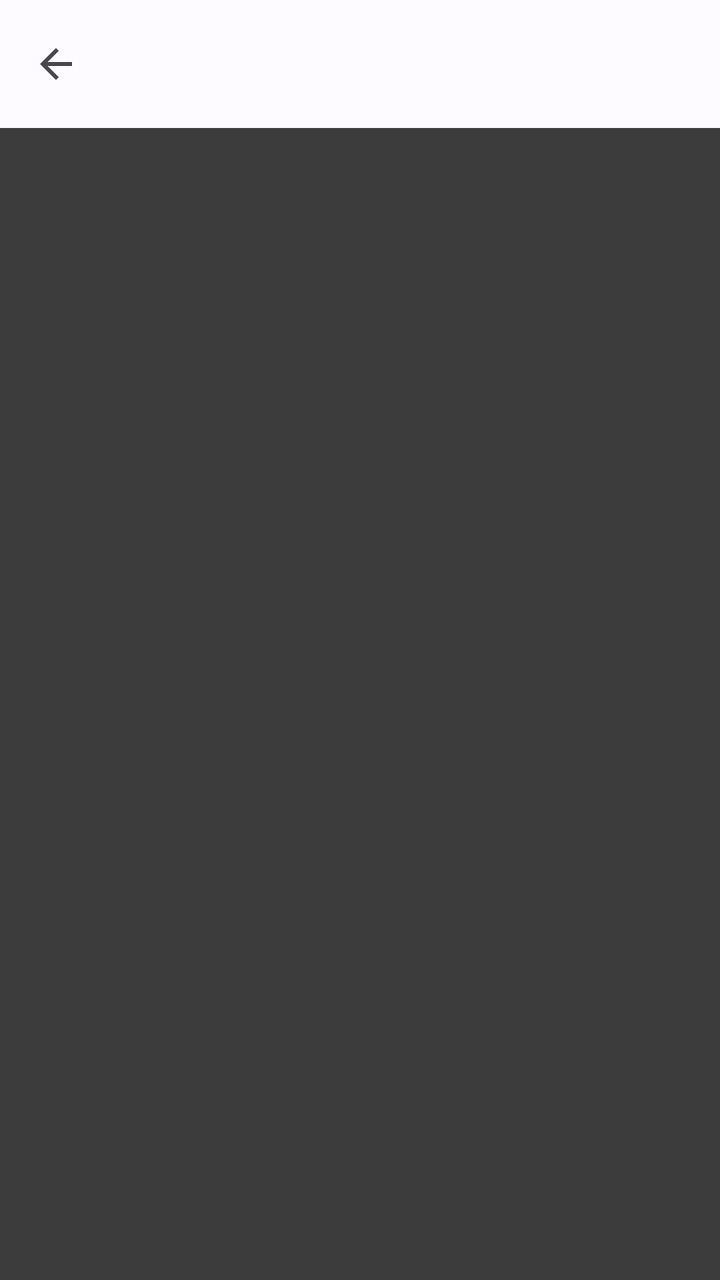
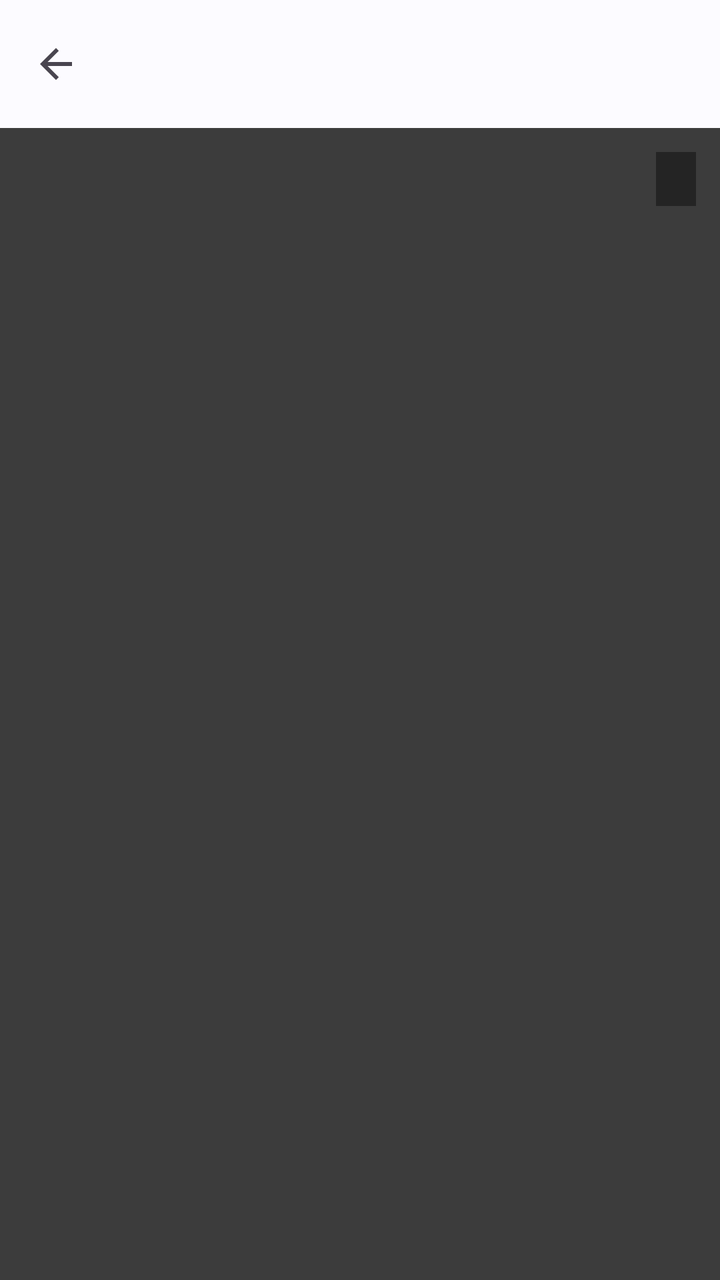

The first picture is an Android layout as it rendered before a commit; the second is the same layout after the commit. The layout source and the unified diff follow.
<!-- AndroidManifest.xml: application theme Theme.ScanWhirl -->
<!-- res/layout/activity_pdf_viewer.xml -->
<?xml version="1.0" encoding="utf-8"?>
<LinearLayout xmlns:android="http://schemas.android.com/apk/res/android"
    xmlns:app="http://schemas.android.com/apk/res-auto"
    android:layout_width="match_parent"
    android:layout_height="match_parent"
    android:orientation="vertical">

    <com.google.android.material.appbar.AppBarLayout
        android:layout_width="match_parent"
        android:layout_height="wrap_content">

        <com.google.android.material.appbar.MaterialToolbar
            android:id="@+id/toolbar"
            android:layout_width="match_parent"
            android:layout_height="?attr/actionBarSize"
            app:navigationIcon="?attr/homeAsUpIndicator"
            app:titleTextColor="?attr/colorOnSurface" />
    </com.google.android.material.appbar.AppBarLayout>

    <androidx.recyclerview.widget.RecyclerView
        android:id="@+id/pdfPager"
        android:layout_width="match_parent"
        android:layout_height="0dp"
        android:layout_weight="1"
        android:background="#FF3C3C3C"
        android:clipToPadding="false"
        android:paddingVertical="8dp"
        android:scrollbars="none" />

    <FrameLayout
        android:id="@+id/zoomOverlay"
        android:layout_width="match_parent"
        android:layout_height="match_parent"
        android:background="#FF1B1B1B"
        android:visibility="gone">

        <com.scanwhirl.app.ui.ZoomableImageView
            android:id="@+id/zoomImage"
            android:layout_width="match_parent"
            android:layout_height="match_parent"
            android:contentDescription="@null" />

        <ImageButton
            android:id="@+id/btnZoomClose"
            android:layout_width="48dp"
            android:layout_height="48dp"
            android:layout_gravity="top|start"
            android:layout_margin="8dp"
            android:background="?attr/selectableItemBackgroundBorderless"
            android:contentDescription="@string/close"
            android:src="@drawable/ic_close"
            app:tint="#FFFFFFFF" />
    </FrameLayout>
</LinearLayout>
<!-- resources referenced by this layout -->
<resources>
  <!-- drawable ic_close (drawable) -->
  <vector xmlns:android="http://schemas.android.com/apk/res/android"
      android:width="24dp"
      android:height="24dp"
      android:viewportWidth="24"
      android:viewportHeight="24"
      android:tint="?attr/colorControlNormal">
      <path
          android:fillColor="@android:color/white"
          android:pathData="M19,6.41L17.59,5 12,10.59 6.41,5 5,6.41 10.59,12 5,17.59 6.41,19 12,13.41 17.59,19 19,17.59 13.41,12z" />
  </vector>
  <string name="close">Close</string>
  <style name="Theme.ScanWhirl" parent="Theme.Material3.DayNight.NoActionBar">
          <item name="colorPrimary">@color/sf_primary</item>
          <item name="colorOnPrimary">@color/sf_on_primary</item>
          <item name="colorPrimaryContainer">@color/sf_primary_container</item>
          <item name="colorOnPrimaryContainer">@color/sf_on_primary_container</item>
          <item name="colorSecondaryContainer">@color/sf_secondary_container</item>
          <item name="colorOnSecondaryContainer">@color/sf_on_secondary_container</item>
          <item name="android:colorBackground">@color/sf_background</item>
          <item name="colorSurface">@color/sf_surface</item>
          <item name="colorOnSurface">@color/sf_on_surface</item>
          <item name="colorSurfaceContainer">@color/sf_surface</item>
          <item name="android:statusBarColor">@color/sf_surface</item>
          <item name="android:navigationBarColor">@color/sf_background</item>
          <item name="android:windowLightStatusBar">true</item>
      </style>
  <color name="sf_primary">#1565C0</color>
  <color name="sf_on_primary">#FFFFFF</color>
  <color name="sf_primary_container">#D6E3FF</color>
  <color name="sf_on_primary_container">#001B3F</color>
  <color name="sf_secondary_container">#DDE7FF</color>
  <color name="sf_on_secondary_container">#001B41</color>
  <color name="sf_background">#FDFBFF</color>
  <color name="sf_surface">#FDFBFF</color>
  <color name="sf_on_surface">#1A1B20</color>
</resources>

<!-- the commit's change to res/layout/activity_pdf_viewer.xml (unified diff, before → after) -->
@@ -7,7 +7,8 @@
 
     <com.google.android.material.appbar.AppBarLayout
         android:layout_width="match_parent"
-        android:layout_height="wrap_content">
+        android:layout_height="wrap_content"
+        android:background="@color/sf_appbar">
 
         <com.google.android.material.appbar.MaterialToolbar
             android:id="@+id/toolbar"
@@ -17,15 +18,32 @@
             app:titleTextColor="?attr/colorOnSurface" />
     </com.google.android.material.appbar.AppBarLayout>
 
-    <androidx.recyclerview.widget.RecyclerView
-        android:id="@+id/pdfPager"
+    <FrameLayout
         android:layout_width="match_parent"
         android:layout_height="0dp"
-        android:layout_weight="1"
-        android:background="#FF3C3C3C"
-        android:clipToPadding="false"
-        android:paddingVertical="8dp"
-        android:scrollbars="none" />
+        android:layout_weight="1">
+
+        <androidx.recyclerview.widget.RecyclerView
+            android:id="@+id/pdfPager"
+            android:layout_width="match_parent"
+            android:layout_height="match_parent"
+            android:background="#FF3C3C3C"
+            android:clipToPadding="false"
+            android:paddingVertical="8dp"
+            android:scrollbars="none" />
+
+        <TextView
+            android:id="@+id/pdfPageIndicator"
+            android:layout_width="wrap_content"
+            android:layout_height="wrap_content"
+            android:layout_gravity="top|end"
+            android:layout_margin="12dp"
+            android:background="#66000000"
+            android:paddingHorizontal="10dp"
+            android:paddingVertical="4dp"
+            android:textColor="#FFFFFFFF"
+            android:textSize="14sp" />
+    </FrameLayout>
 
     <FrameLayout
         android:id="@+id/zoomOverlay"
<!-- resource entries referenced after the edit -->
@@ -1,5 +1,6 @@
 <!-- resources referenced by this layout -->
 <resources>
+  <color name="sf_appbar">#B3FDFBFF</color>
   <!-- drawable ic_close (drawable) -->
   <vector xmlns:android="http://schemas.android.com/apk/res/android"
       android:width="24dp"
